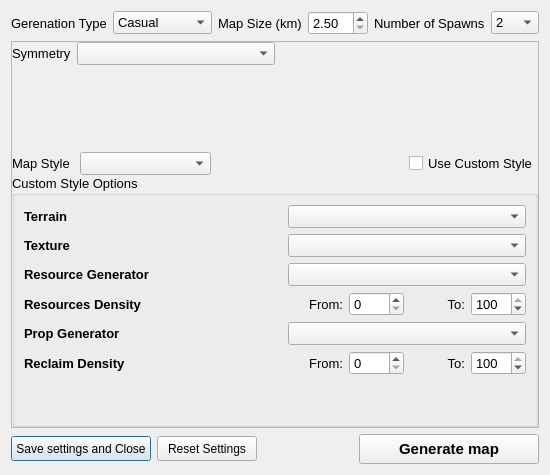
Before: the Qt Designer form res/games/mapgen.ui in FAForever/lobby, drawn with Qt 5.
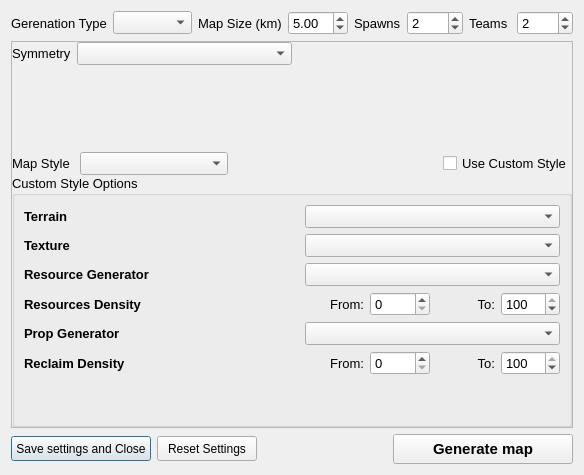
After: the same form once the commit is applied.

Commit message:
Refactor mapgen options
to eliminite some duplicate code
also, add missed --num-teams argument

What changed in the file:
```diff
--- a/res/games/mapgen.ui
+++ b/res/games/mapgen.ui
@@ -6,7 +6,7 @@
    <rect>
     <x>0</x>
     <y>0</y>
-    <width>550</width>
+    <width>584</width>
     <height>475</height>
    </rect>
   </property>
@@ -594,28 +594,8 @@
           </font>
          </property>
          <property name="currentText">
-          <string>Casual</string>
+          <string/>
          </property>
-         <item>
-          <property name="text">
-           <string>Casual</string>
-          </property>
-         </item>
-         <item>
-          <property name="text">
-           <string>Tournament</string>
-          </property>
-         </item>
-         <item>
-          <property name="text">
-           <string>Blind</string>
-          </property>
-         </item>
-         <item>
-          <property name="text">
-           <string>Unexplored</string>
-          </property>
-         </item>
         </widget>
        </item>
       </layout>
@@ -654,11 +634,14 @@
           <double>2.500000000000000</double>
          </property>
          <property name="maximum">
-          <double>40.000000000000000</double>
+          <double>80.000000000000000</double>
          </property>
          <property name="singleStep">
           <double>1.250000000000000</double>
          </property>
+         <property name="value">
+          <double>5.000000000000000</double>
+         </property>
         </widget>
        </item>
       </layout>
@@ -673,60 +656,72 @@
           </font>
          </property>
          <property name="text">
-          <string>Number of Spawns</string>
+          <string>Spawns</string>
          </property>
         </widget>
        </item>
        <item>
-        <widget class="QComboBox" name="numberOfSpawns">
+        <widget class="QSpinBox" name="numberOfSpawns">
+         <property name="sizePolicy">
+          <sizepolicy hsizetype="Preferred" vsizetype="Fixed">
+           <horstretch>0</horstretch>
+           <verstretch>0</verstretch>
+          </sizepolicy>
+         </property>
          <property name="font">
           <font>
            <pointsize>10</pointsize>
           </font>
          </property>
-         <property name="minimumContentsLength">
+         <property name="minimum">
+          <number>1</number>
+         </property>
+         <property name="maximum">
+          <number>1000</number>
+         </property>
+         <property name="value">
           <number>2</number>
          </property>
-         <item>
-          <property name="text">
-           <string>2</string>
-          </property>
-         </item>
-         <item>
-          <property name="text">
-           <string>4</string>
-          </property>
-         </item>
-         <item>
-          <property name="text">
-           <string>6</string>
-          </property>
-         </item>
-         <item>
-          <property name="text">
-           <string>8</string>
-          </property>
-         </item>
-         <item>
-          <property name="text">
-           <string>10</string>
-          </property>
-         </item>
-         <item>
-          <property name="text">
-           <string>12</string>
-          </property>
-         </item>
-         <item>
-          <property name="text">
-           <string>14</string>
-          </property>
-         </item>
-         <item>
-          <property name="text">
-           <string>16</string>
-          </property>
-         </item>
+        </widget>
+       </item>
+      </layout>
+     </item>
+     <item>
+      <layout class="QHBoxLayout" name="horizontalLayout">
+       <item>
+        <widget class="QLabel" name="labelNumberOfTeams">
+         <property name="font">
+          <font>
+           <pointsize>10</pointsize>
+          </font>
+         </property>
+         <property name="text">
+          <string>Teams</string>
+         </property>
+        </widget>
+       </item>
+       <item>
+        <widget class="QSpinBox" name="numberOfTeams">
+         <property name="sizePolicy">
+          <sizepolicy hsizetype="Preferred" vsizetype="Fixed">
+           <horstretch>0</horstretch>
+           <verstretch>0</verstretch>
+          </sizepolicy>
+         </property>
+         <property name="font">
+          <font>
+           <pointsize>10</pointsize>
+          </font>
+         </property>
+         <property name="minimum">
+          <number>1</number>
+         </property>
+         <property name="maximum">
+          <number>1000</number>
+         </property>
+         <property name="value">
+          <number>2</number>
+         </property>
         </widget>
        </item>
       </layout>
```
The commit also changes 3 other files.
